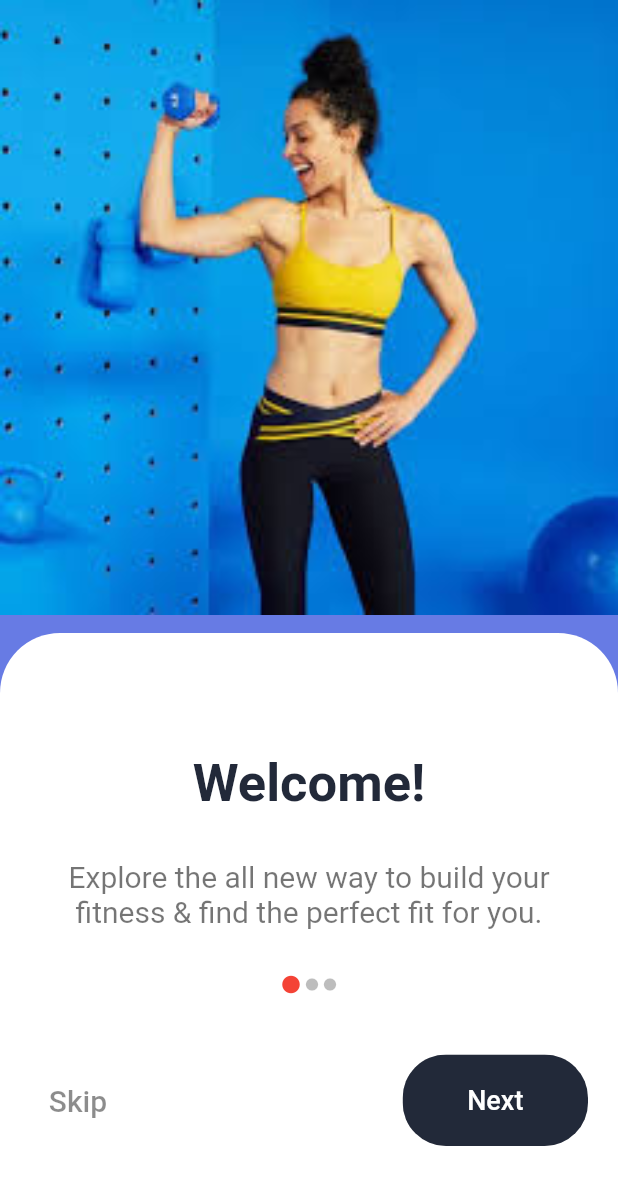
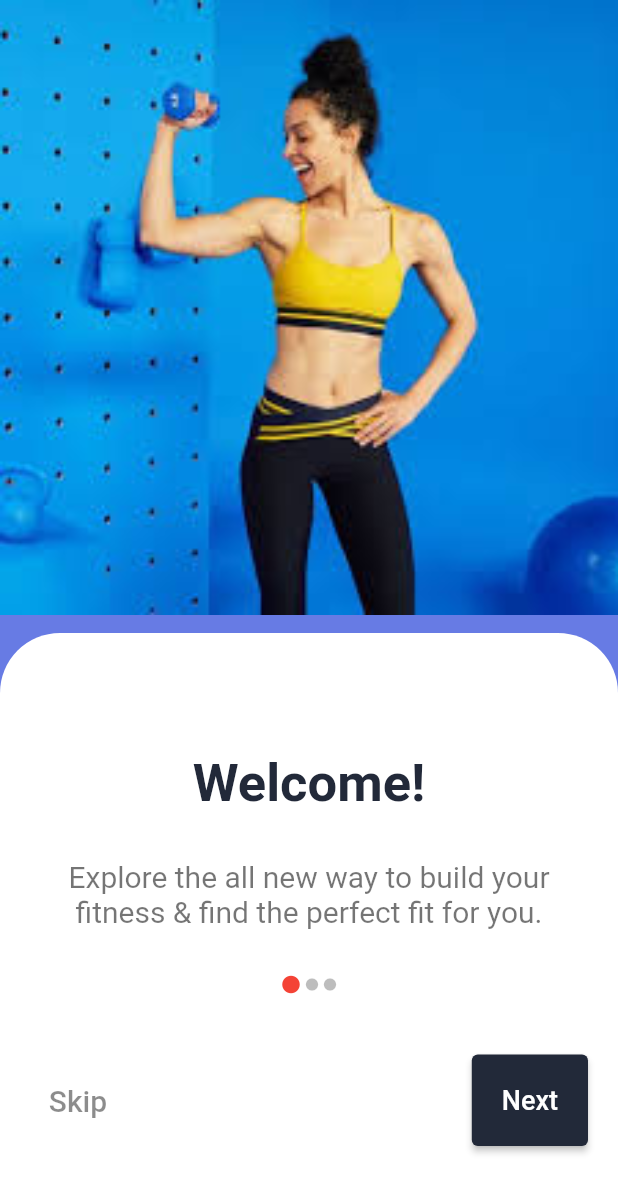
Before and after one commit to od41/flutter_g8, a Flutter app: the screen it shows after launch, on a phone screen of 412 x 824 dp. Shown: the top 1193 px of the screen. Run offline on Flutter 3.47's test engine with Material 2 defaults, Android fonts, the phone set to English and light mode, and no system bars.

Commit message:
changed rounded button on details page to use elevated button instead

```diff
--- a/lib/components/details.dart
+++ b/lib/components/details.dart
@@ -85,15 +85,41 @@ class Details extends StatelessWidget {
                               builder: (context) => const LoginPage()),
                         );
                       }),
-                  RoundedButton(
-                    text: "Next",
-                    press: () {
-                      Navigator.pushReplacementNamed(context, "/customize");
+                  /*
+                  ElevatedButton(
+      child: Text(
+        "Next",
+        style: TextStyle(color: gBlackColor),
+      ),
 
+      onPressed: () {},
+      //onPressed: press(),
+      style: ElevatedButton.styleFrom(
+          primary: gBlackColor,
+          padding: EdgeInsets.symmetric(horizontal: 20, vertical: 20),
+          textStyle: TextStyle(
+              color: textColor, fontSize: 18, fontWeight: FontWeight.w500)),
+    );
+                  */
 
-                    },
-                    color: Colors.transparent,
-                  ),
+                  ElevatedButton(
+                      child: Text("Next"),
+                      onPressed: () {
+                        Navigator.push(
+                          context,
+                          MaterialPageRoute(
+                              builder: (context) => const CustomizePage()),
+                        );
+                        //Navigator.pushReplacementNamed(context, "/customize");
+                      },
+                      style: ElevatedButton.styleFrom(
+                          primary: gBlackColor,
+                          padding: EdgeInsets.symmetric(
+                              horizontal: 20, vertical: 20),
+                          textStyle: TextStyle(
+                              color: Colors.white,
+                              fontSize: 18,
+                              fontWeight: FontWeight.w500))),
                 ],
               ),
             ),
--- a/lib/components/rounded_button.dart
+++ b/lib/components/rounded_button.dart
@@ -1,6 +1,5 @@
 import 'package:flutter/material.dart';
 import 'package:flutter_g8/constants.dart';
-import 'package:flutter_g8/screens/customize_page.dart';
 import 'package:flutter_g8/components/skip.dart';
 
 class RoundedButton extends StatelessWidget {
```
